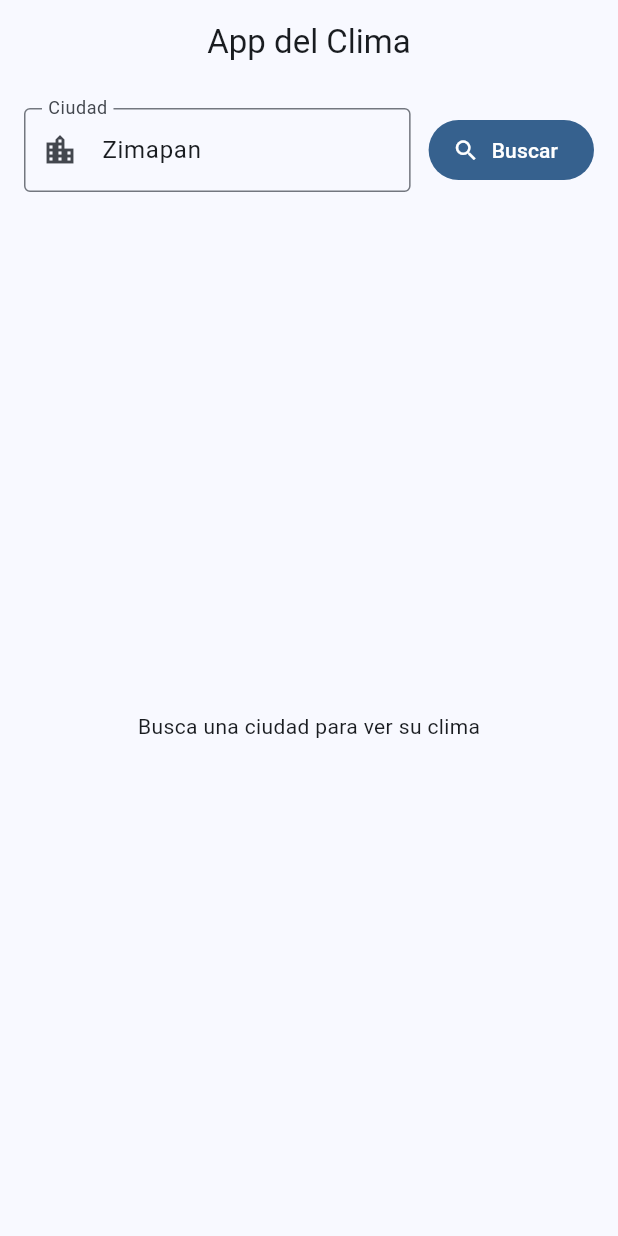
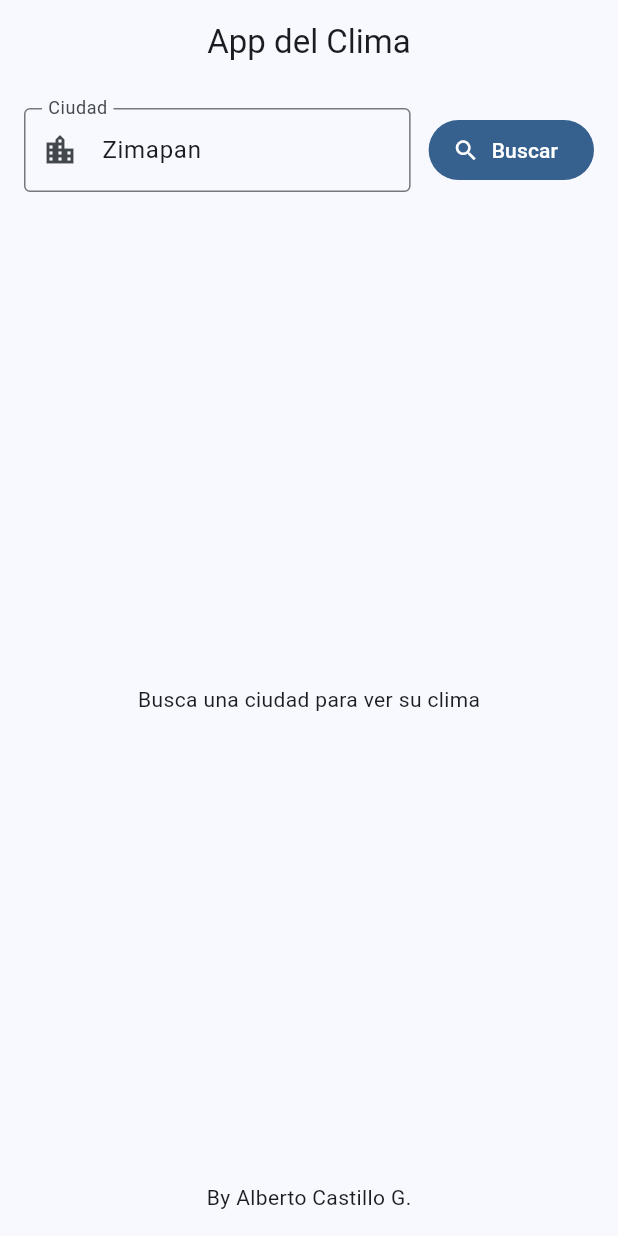
Before and after one commit to Albert23wm/weather-app, a Flutter app: the screen it shows after launch, on a phone screen of 412 x 824 dp. Run offline on Flutter 3.47's test engine with Material 3 defaults, Android fonts, the phone set to English and light mode, and no system bars.

```diff
--- a/lib/main.dart
+++ b/lib/main.dart
@@ -267,6 +267,10 @@ class _HomePageState extends State<HomePage> {
                     child: Text('Busca una ciudad para ver su clima'),
                   ),
                 ),
+                const SizedBox(height: 16),
+                Text(
+                  'By Alberto Castillo G.'
+                )
             ],
           ),
         ),
```
Also changed, not shown: 1 other file.
